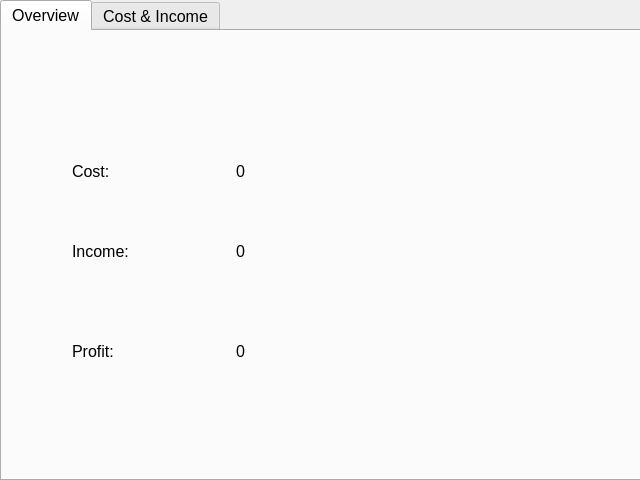
Qt form Views/sub_win_accounting.ui (SevReith/Illumination-Game) before a commit.
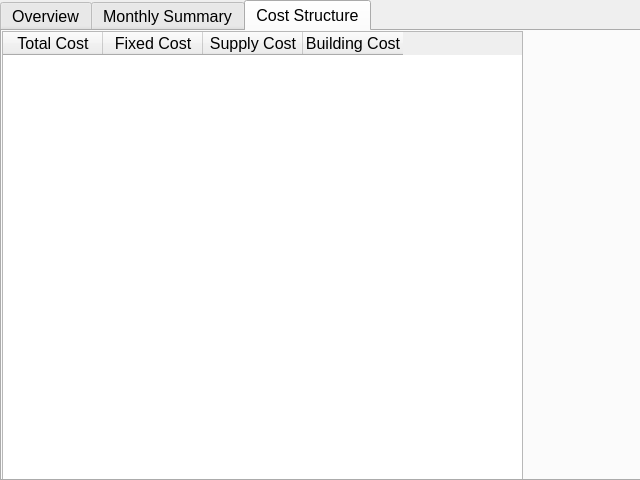
The same form after that commit. The open tabs and pages were chosen to show the change.

Commit message: Added cost details table to accounting window.

The edit to the form file:
```diff
--- a/Views/sub_win_accounting.ui
+++ b/Views/sub_win_accounting.ui
@@ -115,7 +115,7 @@
    </widget>
    <widget class="QWidget" name="tab_2">
     <attribute name="title">
-     <string>Cost &amp;&amp; Income</string>
+     <string>Monthly Summary</string>
     </attribute>
     <widget class="QTableWidget" name="tableWidget">
      <property name="geometry">
@@ -143,6 +143,41 @@
      </column>
     </widget>
    </widget>
+   <widget class="QWidget" name="tab_3">
+    <attribute name="title">
+     <string>Cost Structure</string>
+    </attribute>
+    <widget class="QTableWidget" name="tableWidget_2">
+     <property name="geometry">
+      <rect>
+       <x>0</x>
+       <y>0</y>
+       <width>521</width>
+       <height>451</height>
+      </rect>
+     </property>
+     <column>
+      <property name="text">
+       <string>Total Cost</string>
+      </property>
+     </column>
+     <column>
+      <property name="text">
+       <string>Fixed Cost</string>
+      </property>
+     </column>
+     <column>
+      <property name="text">
+       <string>Supply Cost</string>
+      </property>
+     </column>
+     <column>
+      <property name="text">
+       <string>Building Cost</string>
+      </property>
+     </column>
+    </widget>
+   </widget>
   </widget>
  </widget>
  <resources/>
```
Left out of the diff: 2 changed lines with no effect on the pictures. The commit also changes 1 other file.
